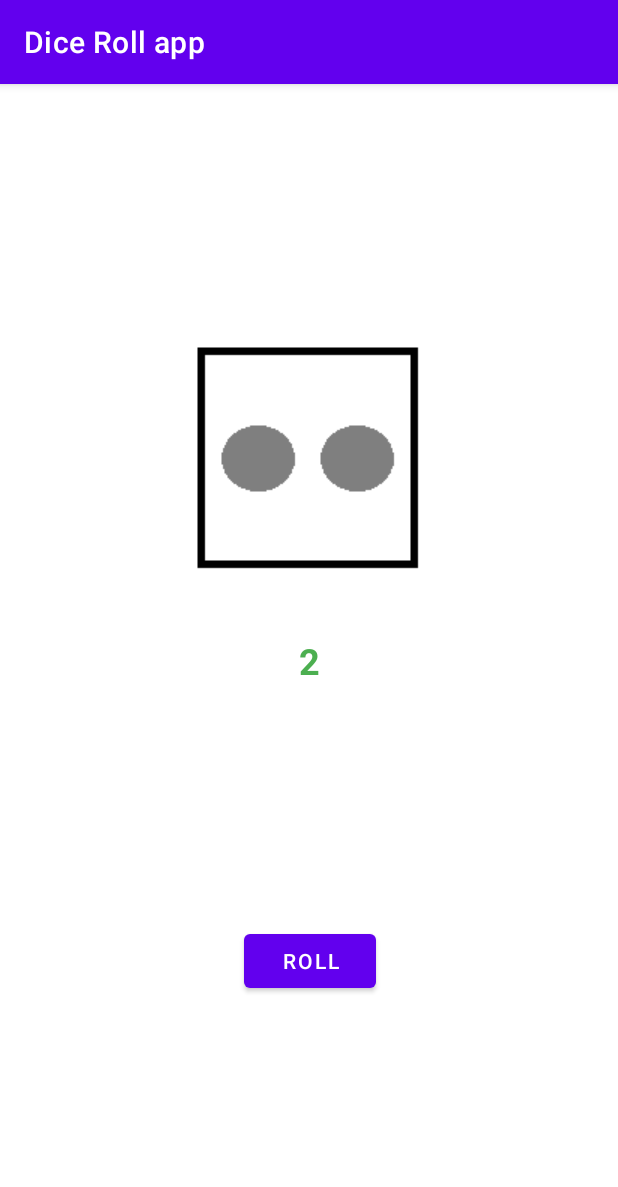
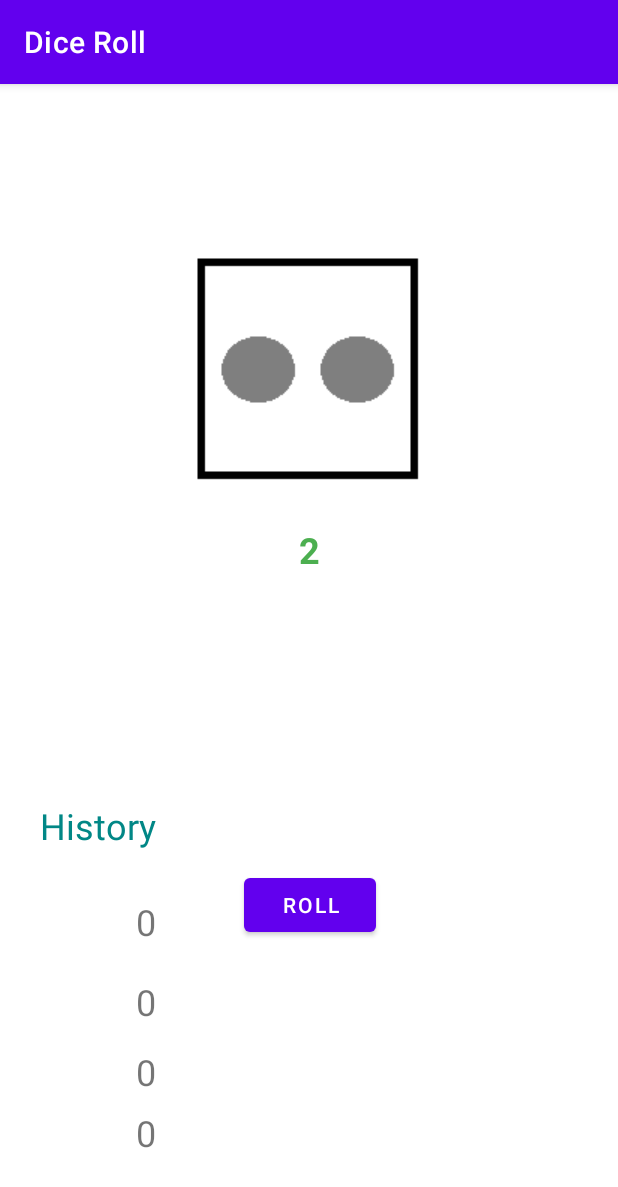
Before and after one commit to Bitan701/Dice-Roll, an Android app: the screen it shows after launch (MainActivity), after a tap on "ROLL", on a phone screen of 412 x 824 dp. Shown: the top 1187 px of the screen. Run offline under Robolectric (Android 15) with nearby library versions, the phone set to English and light mode, and no system bars.

Commit message:
Added History Functionality
Added a way to see the last 4 result of rolling the dice at the left side of the app

```diff
--- a/Code/app/src/main/AndroidManifest.xml
+++ b/Code/app/src/main/AndroidManifest.xml
@@ -4,9 +4,9 @@
 
     <application
         android:allowBackup="true"
-        android:icon="@mipmap/ic_launcher"
+        android:icon="@mipmap/rolled_six"
         android:label="@string/app_name"
-        android:roundIcon="@mipmap/ic_launcher_round"
+        android:roundIcon="@mipmap/rolled_six"
         android:supportsRtl="true"
         android:theme="@style/Theme.DiceRollApp">
         <activity android:name=".MainActivity">
--- a/Code/app/src/main/java/com/example/dicerollapp/MainActivity.java
+++ b/Code/app/src/main/java/com/example/dicerollapp/MainActivity.java
@@ -2,6 +2,7 @@
 
 import androidx.appcompat.app.AppCompatActivity;
 
+import android.annotation.SuppressLint;
 import android.os.Bundle;
 import android.view.View;
 import android.widget.Button;
@@ -14,6 +15,8 @@
 
     Random random = new Random();
     int randomNumber;
+    int i = 5;
+    int[] array = new int[100];
 
     @Override
     protected void onCreate(Bundle savedInstanceState) {
@@ -23,13 +26,26 @@
         TextView textResult = findViewById(R.id.textResult);
         Button buttonRoll = findViewById(R.id.buttonRoll);
         ImageView imageDice = findViewById(R.id.imageDice);
-
+        TextView textHistory = findViewById(R.id.historyTextView);
+        TextView textHistory1 = findViewById(R.id.historyTextView1);
+        TextView textHistory2 = findViewById(R.id.historyTextView2);
+        TextView textHistory3 = findViewById(R.id.historyTextView3);
+        TextView textHistory4 = findViewById(R.id.historyTextView4);
 
         buttonRoll.setOnClickListener(new View.OnClickListener() {
+            @SuppressLint("SetTextI18n")
             @Override
             public void onClick(View v) {
                 randomNumber = random.nextInt(5)+1;
                 textResult.setText(""+randomNumber);
+                array[i] = randomNumber;
+                i++;
+                textHistory.setText("History");
+                textHistory1.setText(""+array[i-2]);
+                textHistory2.setText(""+array[i-3]);
+                textHistory3.setText(""+array[i-4]);
+                textHistory4.setText(""+array[i-5]);
+
                 if(randomNumber == 1) {
                     imageDice.setImageResource(R.mipmap.rolled_one);
                     imageDice.setVisibility(View.VISIBLE);
--- a/Code/app/src/main/res/layout/activity_main.xml
+++ b/Code/app/src/main/res/layout/activity_main.xml
@@ -17,6 +17,7 @@
         app:layout_constraintLeft_toLeftOf="parent"
         app:layout_constraintRight_toRightOf="parent"
         app:layout_constraintTop_toTopOf="parent"
+        app:layout_constraintVertical_bias="0.39999998"
         tools:text="Roll First" />
 
     <Button
@@ -43,4 +44,64 @@
         app:layout_constraintVertical_bias="0.8"
         app:srcCompat="@mipmap/rolled_one" />
 
+    <TextView
+        android:id="@+id/historyTextView"
+        android:layout_width="wrap_content"
+        android:layout_height="wrap_content"
+        android:textColor="@color/teal_700"
+        android:textSize="24sp"
+        app:layout_constraintBottom_toBottomOf="parent"
+        app:layout_constraintEnd_toStartOf="@+id/buttonRoll"
+        app:layout_constraintHorizontal_bias="0.311"
+        app:layout_constraintStart_toStartOf="parent"
+        app:layout_constraintTop_toTopOf="parent"
+        app:layout_constraintVertical_bias="0.65" />
+
+    <TextView
+        android:id="@+id/historyTextView1"
+        android:layout_width="wrap_content"
+        android:layout_height="wrap_content"
+        android:textSize="24sp"
+        app:layout_constraintBottom_toBottomOf="parent"
+        app:layout_constraintEnd_toEndOf="@+id/historyTextView"
+        app:layout_constraintHorizontal_bias="1.0"
+        app:layout_constraintStart_toStartOf="@+id/historyTextView"
+        app:layout_constraintTop_toBottomOf="@+id/historyTextView"
+        app:layout_constraintVertical_bias="0.13999999" />
+
+    <TextView
+        android:id="@+id/historyTextView2"
+        android:layout_width="wrap_content"
+        android:layout_height="wrap_content"
+        android:textSize="24sp"
+        app:layout_constraintBottom_toBottomOf="parent"
+        app:layout_constraintEnd_toEndOf="@+id/historyTextView1"
+        app:layout_constraintStart_toStartOf="@+id/historyTextView1"
+        app:layout_constraintTop_toBottomOf="@+id/historyTextView1"
+        app:layout_constraintVertical_bias="0.13" />
+
+    <TextView
+        android:id="@+id/historyTextView3"
+        android:layout_width="wrap_content"
+        android:layout_height="wrap_content"
+        android:textSize="24sp"
+        app:layout_constraintBottom_toBottomOf="parent"
+        app:layout_constraintEnd_toEndOf="@+id/historyTextView2"
+        app:layout_constraintHorizontal_bias="1.0"
+        app:layout_constraintStart_toStartOf="@+id/historyTextView2"
+        app:layout_constraintTop_toBottomOf="@+id/historyTextView2"
+        app:layout_constraintVertical_bias="0.13" />
+
+    <TextView
+        android:id="@+id/historyTextView4"
+        android:layout_width="wrap_content"
+        android:layout_height="wrap_content"
+        android:textSize="24sp"
+        app:layout_constraintBottom_toBottomOf="parent"
+        app:layout_constraintEnd_toEndOf="@+id/historyTextView"
+        app:layout_constraintHorizontal_bias="1.0"
+        app:layout_constraintStart_toStartOf="@+id/historyTextView"
+        app:layout_constraintTop_toBottomOf="@+id/historyTextView3"
+        app:layout_constraintVertical_bias="0.13" />
+
 </androidx.constraintlayout.widget.ConstraintLayout>
--- a/Code/app/src/main/res/values/strings.xml
+++ b/Code/app/src/main/res/values/strings.xml
@@ -1,5 +1,5 @@
 <resources>
-    <string name="app_name">Dice Roll app</string>
+    <string name="app_name">Dice Roll</string>
     <string name="roll">ROLL</string>
     <string name="image_holder">Image Holder</string>
 </resources>
```
